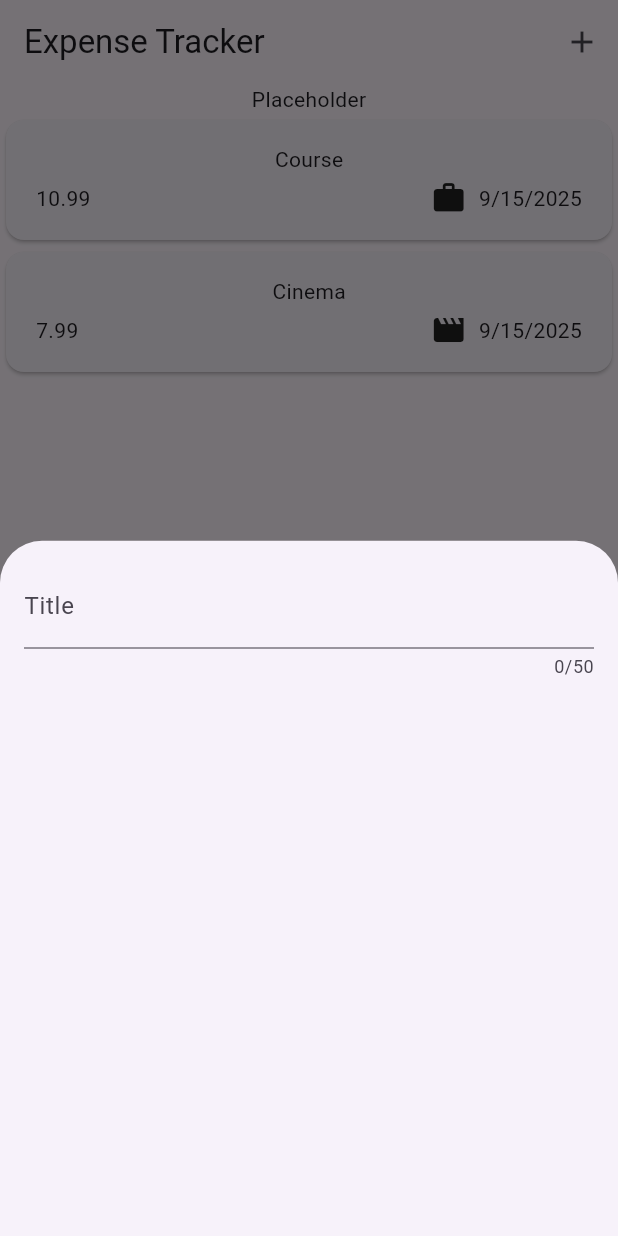
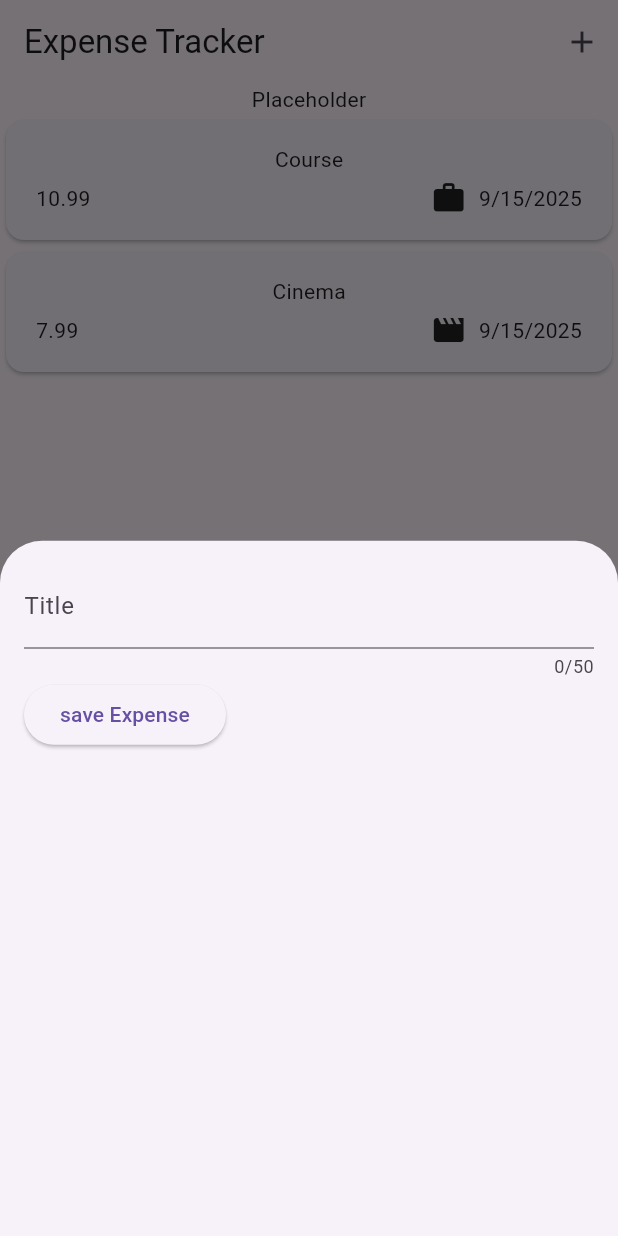
Before and after one commit to AliATZ/expense_tracker, a Flutter app: the screen it shows after launch, after a tap on the "add" icon, on a phone screen of 412 x 824 dp. Run offline on Flutter 3.47's test engine with Material 3 defaults, Android fonts, the phone set to English and light mode, and no system bars.

Commit message:
Add(app): [5-13] Add Button for Saving Input

```diff
--- a/lib/widgets/new_expense.dart
+++ b/lib/widgets/new_expense.dart
@@ -11,6 +11,12 @@ class NewExpense extends StatefulWidget {
 }
 
 class _NewExpenseState extends State<NewExpense> {
+  var _enteredTitle= '';
+
+  void _saveTitleInput(String inputValue){
+    _enteredTitle = inputValue;
+  }
+
   @override
   Widget build(BuildContext context) {
     return Padding(
@@ -18,9 +24,13 @@ class _NewExpenseState extends State<NewExpense> {
       child: Column(
         children: [
           TextField(
+            onChanged: _saveTitleInput,
             maxLength: 50,
             decoration: InputDecoration(label: Text('Title')),
           ),
+          Row(children: [
+            ElevatedButton(onPressed: (){print(_enteredTitle);}, child: Text('save Expense'))
+          ],)
         ],
       ),
     );
```
